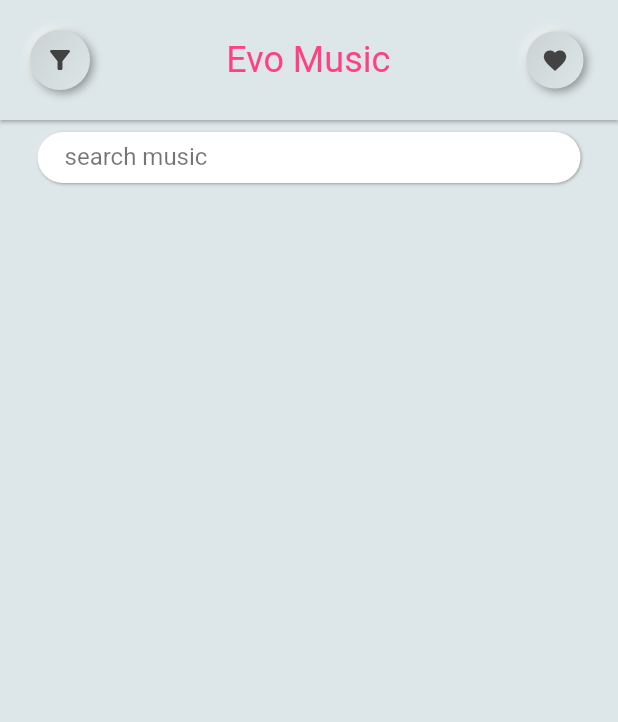
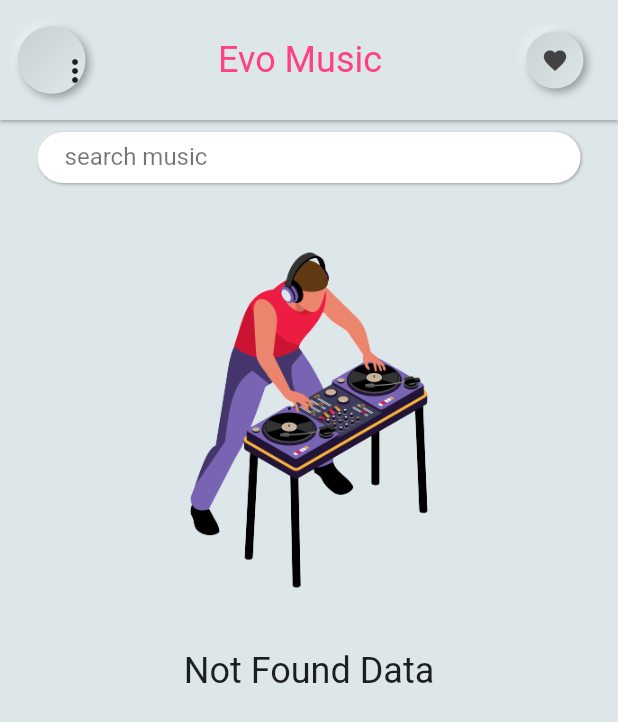
Before and after one commit to fluttersample/music-with-getx, a Flutter app: the screen it shows after launch, on a phone screen of 412 x 824 dp. Shown: the top 722 px of the screen. Run offline on Flutter 3.47's test engine with Material 2 defaults, Android fonts, the phone set to English and light mode, and no system bars; drawn by our look-alikes of flutter_neumorphic; our stand-ins replace audioplayers, get, get_it, on_audio_query; Roboto replaces fonts that are missing (WetPaint); project files that could hold a hidden picture were left out.

Commit message:
01/1/28 ~ New ~2

```diff
--- a/lib/presentation/views/HomeView.dart
+++ b/lib/presentation/views/HomeView.dart
@@ -1,6 +1,5 @@
 import 'package:flutter_neumorphic/flutter_neumorphic.dart';
 import 'package:get/get.dart';
-import 'package:just_audio/just_audio.dart';
 import 'package:music_player_getx/presentation/controller/HomeViewModel.dart';
 import 'package:music_player_getx/widgets/error_widget.dart';
 import 'package:music_player_getx/widgets/loading_widget.dart';
@@ -24,8 +23,11 @@ class HomeView extends GetView<HomeViewModel> {
       builder: (_) => Scaffold(
           appBar: AppbarWidget(
             text: 'Evo Music',
+            showLeftBtn: false,
+
             onPressLeftBtn: () {
               print(controller.currentAudio?.value.getMap);
+
             },
             onPressRightBtn: () {
               print("SAD");
@@ -33,11 +35,12 @@ class HomeView extends GetView<HomeViewModel> {
           ),
           bottomSheet: _buildBottomSheet(theme),
           body: Column(
-            children: [_buildSearchWidget(context), _buildBody(theme)],
+            children: [_buildSearchWidget(context,
+            controller), _buildBody(theme)],
           )),
     );
   }
-  Widget _buildSearchWidget(BuildContext context) {
+  Widget _buildSearchWidget(BuildContext context,HomeViewModel controller) {
     return Neumorphic(
       margin: const EdgeInsets.symmetric(vertical: 8, horizontal: 25),
       style: const NeumorphicStyle(
@@ -62,9 +65,7 @@ class HomeView extends GetView<HomeViewModel> {
                   style: BorderStyle.none,
                 ),
               )),
-          onChanged: (value){
-
-          },
+          onChanged: controller.searchInListAudio,
         ),
       ),
     );
@@ -128,7 +129,7 @@ class HomeView extends GetView<HomeViewModel> {
                      onPress: (){
                        controller.sinSeekToPrevious();
                      },
-                     widget: Icon(
+                     widget: const Icon(
                        Icons.skip_previous_sharp
                      )),
 
@@ -183,21 +184,29 @@ class HomeView extends GetView<HomeViewModel> {
           if (!snp.hasData) {
             return const NotFoundDataWidget();
           }
+          return Obx(
+            () {
+              if(controller.getValueListSongModel.isEmpty)
+                {
+                  return const NotFoundDataWidget();
+                }
               return GridView.builder(
               physics: const BouncingScrollPhysics(),
                 padding: const EdgeInsets.symmetric(horizontal: 15, vertical: 6)
                 +const EdgeInsets.only(bottom: 50),
-              itemCount: snp.data?.length,
+                itemCount: controller.getValueListSongModel.length,
                 gridDelegate: const SliverGridDelegateWithFixedCrossAxisCount(
                     crossAxisCount: 2,
                     childAspectRatio: 1 / 1.3,
                     crossAxisSpacing: 12,
                     mainAxisSpacing: 12),
                 itemBuilder: (context, index) {
-                final model = snp.data![index];
+                  final model = controller.getValueListSongModel[index];
                   return _buildItemMusic(model, theme,
                   index);
                 });
+            },
+          );
         },
       ),
     );
@@ -287,4 +296,8 @@ class HomeView extends GetView<HomeViewModel> {
       ),
     );
   }
+  void openPopupMenu()
+  {
+
   }
+}
--- a/lib/repository/audio_query/AudioQueryImp.dart
+++ b/lib/repository/audio_query/AudioQueryImp.dart
@@ -3,7 +3,6 @@
 
 import 'dart:typed_data';
 
-import 'package:just_audio/just_audio.dart';
 import 'package:music_player_getx/repository/audio_query/AudioQueryRepo.dart';
 import 'package:on_audio_query/on_audio_query.dart';
 
--- a/lib/widgets/not_found_data_widget.dart
+++ b/lib/widgets/not_found_data_widget.dart
@@ -9,8 +9,15 @@ class NotFoundDataWidget extends StatelessWidget {
        this.title='Not Found Data'}) : super(key: key);
   @override
   Widget build(BuildContext context) {
-    return Center(
-        child: Text(title,
-        style: Theme.of(context).textTheme.headline5,) );
+    return SingleChildScrollView(
+      child: Column(
+        children: [
+          Image.asset('assets/images/no_image.png',
+            height: 300,),
+          Text(title,
+          style: Theme.of(context).textTheme.headline5,),
+        ],
+      ),
+    );
   }
 }
--- a/lib/widgets/resuable/appbar_widget.dart
+++ b/lib/widgets/resuable/appbar_widget.dart
@@ -44,14 +44,41 @@ class AppbarWidget extends StatelessWidget
             mainAxisSize: MainAxisSize.min,
 
             children: [
-              if(showLeftBtn)
-              CircleButtonNeu(
+
+              showLeftBtn?CircleButtonNeu(
                   onPress: onPressLeftBtn!,
                   child: Icon(
                     iconLeft,
                     size: 20,
                     color: Colors.grey.shade800,
-                  ),),
+                  ),) : SizedBox(
+                height: 45,
+                    width: 45,
+                    child: CircleButtonNeu(
+                    onPress: () {
+
+                    },
+                    child:  PopupMenuButton(
+                      onSelected: (index){
+                        print(index);
+                      },
+                      initialValue: 0,
+
+                      itemBuilder: (context) => [
+                        PopupMenuItem(child: Row(
+                          children: [
+                            Icon(Icons.vertical_align_bottom_sharp),
+                            Text('Vertical')
+                          ],
+                        )),
+                        PopupMenuItem(child: Row(
+                          children: [
+                            Icon(Icons.horizontal_split_sharp),
+                            Text('Horizontal')
+                          ],
+                        )),
+                      ],)),
+                  ),
 
               const Spacer(),
               Text(text,
```
Also changed, not shown: lib/presentation/controller/HomeViewModel.dart (+62 -13 lines). Lines whose indentation alone changed are shown as unchanged.
